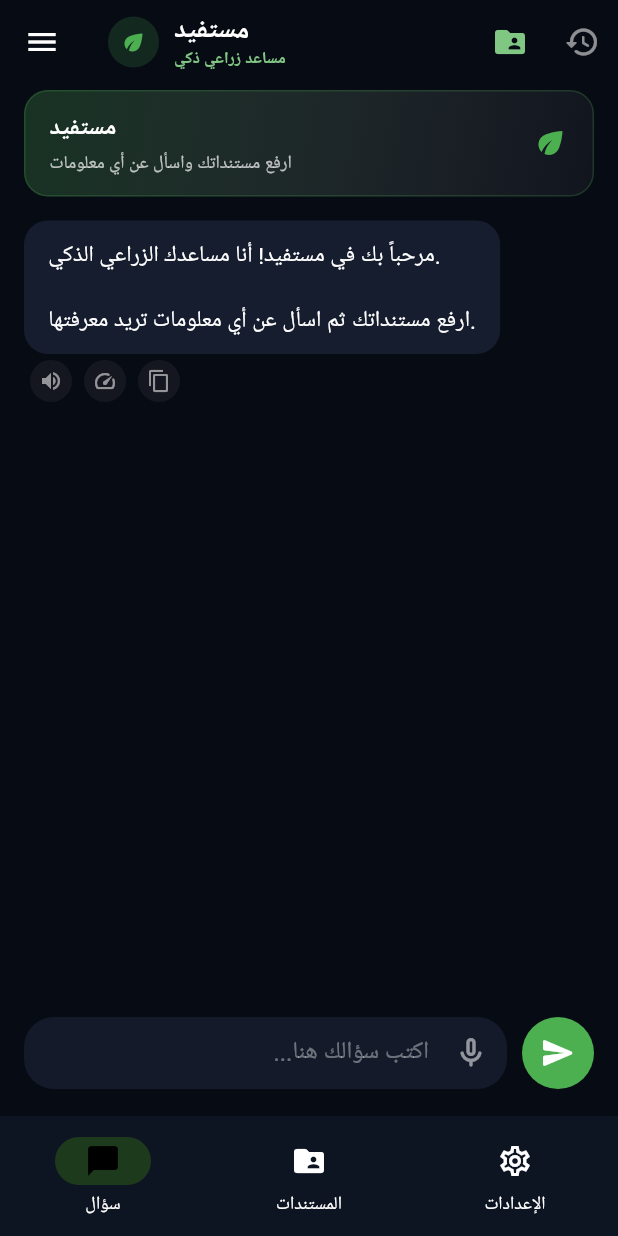
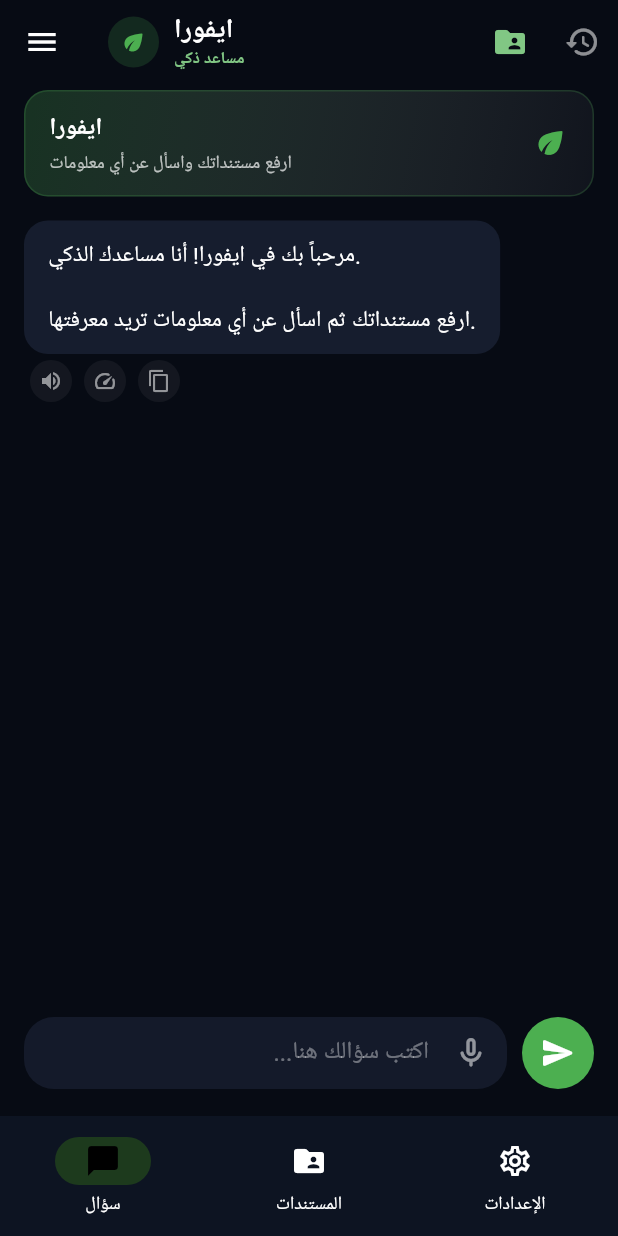
Before and after one commit to abowaaleed/aevora-backend, a Flutter app: the screen it shows after launch, on a phone screen of 412 x 824 dp. Run offline on Flutter 3.47's test engine with Material 3 defaults, Android fonts, the phone set to English and light mode, and no system bars; our stand-ins replace audioplayers, file_picker, shared_preferences; missing offline and left inert: record; network calls fail.

Commit message:
feat: rename app to Evora (ايفورا) and add new app icon

```diff
--- a/frontend/lib/main.dart
+++ b/frontend/lib/main.dart
@@ -13,16 +13,16 @@ void main() async {
   };
 
   // Run the app immediately to show the UI
-  runApp(const MustafeedApp());
+  runApp(const AevoraApp());
 }
 
-class MustafeedApp extends StatelessWidget {
-  const MustafeedApp({super.key});
+class AevoraApp extends StatelessWidget {
+  const AevoraApp({super.key});
 
   @override
   Widget build(BuildContext context) {
     return MaterialApp(
-      title: 'مستفيد',
+      title: 'ايفورا',
       debugShowCheckedModeBanner: false,
       theme: ThemeData.dark().copyWith(
         colorScheme: ColorScheme.dark(
--- a/frontend/lib/screens/chat_screen.dart
+++ b/frontend/lib/screens/chat_screen.dart
@@ -102,7 +102,7 @@ class _ChatScreenState extends State<ChatScreen> with SingleTickerProviderStateM
           await _audioPlayer.play(BytesSource(synthRes.bodyBytes));
         } else {
           final tempDir = await getTemporaryDirectory();
-          final playPath = '${tempDir.path}/mustafeed_replay_${DateTime.now().millisecondsSinceEpoch}_${rate ?? "normal"}.mp3';
+          final playPath = '${tempDir.path}/evora_replay_${DateTime.now().millisecondsSinceEpoch}_${rate ?? "normal"}.mp3';
           final playFile = File(playPath);
           await playFile.writeAsBytes(synthRes.bodyBytes);
 
@@ -164,9 +164,9 @@ class _ChatScreenState extends State<ChatScreen> with SingleTickerProviderStateM
       String recordPath = '';
       if (!kIsWeb) {
         final tempDir = await getTemporaryDirectory();
-        recordPath = '${tempDir.path}/mustafeed_voice_${DateTime.now().millisecondsSinceEpoch}.wav';
+        recordPath = '${tempDir.path}/evora_voice_${DateTime.now().millisecondsSinceEpoch}.wav';
       } else {
-        recordPath = 'mustafeed_voice.wav';
+        recordPath = 'evora_voice.wav';
       }
       await _audioRecorder.start(
         const RecordConfig(encoder: AudioEncoder.wav, sampleRate: 16000),
@@ -349,7 +349,7 @@ class _ChatScreenState extends State<ChatScreen> with SingleTickerProviderStateM
         await _audioPlayer.play(BytesSource(synthRes.bodyBytes));
       } else {
         final tempDir = await getTemporaryDirectory();
-        playPath = '${tempDir.path}/mustafeed_response_${DateTime.now().millisecondsSinceEpoch}.mp3';
+        playPath = '${tempDir.path}/evora_response_${DateTime.now().millisecondsSinceEpoch}.mp3';
         final playFile = File(playPath);
         await playFile.writeAsBytes(synthRes.bodyBytes);
         await _audioPlayer.play(DeviceFileSource(playPath));
@@ -531,7 +531,7 @@ class _ChatScreenState extends State<ChatScreen> with SingleTickerProviderStateM
   void _seedWelcomeMessage() {
     if (_messages.isNotEmpty) return;
     _messages.add(_createMessage(
-      text: 'مرحباً بك في مستفيد! أنا مساعدك الزراعي الذكي.\n\nارفع مستنداتك ثم اسأل عن أي معلومات تريد معرفتها.',
+      text: 'مرحباً بك في ايفورا! أنا مساعدك الذكي.\n\nارفع مستنداتك ثم اسأل عن أي معلومات تريد معرفتها.',
       isUser: false,
     ));
   }
@@ -555,7 +555,7 @@ class _ChatScreenState extends State<ChatScreen> with SingleTickerProviderStateM
               decoration: BoxDecoration(color: Color(0xFF1D3A1D)),
               child: Center(
                 child: Text(
-                  'مستفيد',
+                  'ايفورا',
                   style: TextStyle(color: Colors.white, fontSize: 22, fontWeight: FontWeight.w700),
                 ),
               ),
@@ -617,11 +617,11 @@ class _ChatScreenState extends State<ChatScreen> with SingleTickerProviderStateM
                 crossAxisAlignment: CrossAxisAlignment.start,
                 children: [
                   Text(
-                    'مستفيد',
+                    'ايفورا',
                     style: TextStyle(fontSize: 18, fontWeight: FontWeight.w700),
                   ),
                   Text(
-                    'مساعد زراعي ذكي',
+                    'مساعد ذكي',
                     style: TextStyle(
                       color: Color(0xFF81C784),
                       fontSize: 11,
@@ -674,7 +674,7 @@ class _ChatScreenState extends State<ChatScreen> with SingleTickerProviderStateM
                     crossAxisAlignment: CrossAxisAlignment.start,
                     children: [
                       Text(
-                        'مستفيد',
+                        'ايفورا',
                         style: TextStyle(fontSize: 16, fontWeight: FontWeight.w700, color: Colors.white),
                       ),
                       SizedBox(height: 4),
--- a/frontend/lib/screens/document_manager_screen.dart
+++ b/frontend/lib/screens/document_manager_screen.dart
@@ -289,7 +289,7 @@ class _DocumentManagerScreenState extends State<DocumentManagerScreen> {
                               ),
                               const SizedBox(height: 8),
                               const Text(
-                                'ارفع ملفات لبناء قاعدة معرفة مستفيد',
+                                'ارفع ملفات لبناء قاعدة معرفة ايفورا',
                                 style: TextStyle(color: Colors.white30, fontSize: 13),
                               ),
                             ],
--- a/frontend/lib/screens/settings_screen.dart
+++ b/frontend/lib/screens/settings_screen.dart
@@ -70,7 +70,7 @@ class _SettingsScreenState extends State<SettingsScreen> {
   Future<void> _playPreview(String voiceId) async {
     setState(() => _loadingVoiceId = voiceId);
     try {
-      final text = "مرحباً! هذا عرض مسبق لصوتي في مستفيد.";
+      final text = "مرحباً! هذا عرض مسبق لصوتي في ايفورا.";
 
       final rateStr = _getRateString(_speed);
       final pitchStr = _getPitchString(_pitch);
--- a/frontend/lib/services/mode_manager.dart
+++ b/frontend/lib/services/mode_manager.dart
@@ -10,11 +10,11 @@ class ModeManager {
   String get selectedSkill => 'quick';
 
   Future<void> load() async {
-    // No-op: Mustafeed has a single mode
+    // No-op: Evora has a single mode
   }
 
   Future<void> selectMode(dynamic mode) async {
-    // No-op: Mustafeed has a single mode
+    // No-op: Evora has a single mode
   }
 
   Future<bool> hasSelectedMode() async {
--- a/frontend/pubspec.yaml
+++ b/frontend/pubspec.yaml
@@ -1,5 +1,5 @@
 name: mustafeed
-description: "مساعد زراعي ذكي للإجابة على الأسئلة بناءً على المستندات"
+description: "ايفورا: مساعد ذكي للإجابة على الأسئلة بناءً على المستندات"
 # The following line prevents the package from being accidentally published to
 # pub.dev using `flutter pub publish`. This is preferred for private packages.
 publish_to: 'none' # Remove this line if you wish to publish to pub.dev
```
Also changed, not shown: 56 other files.
